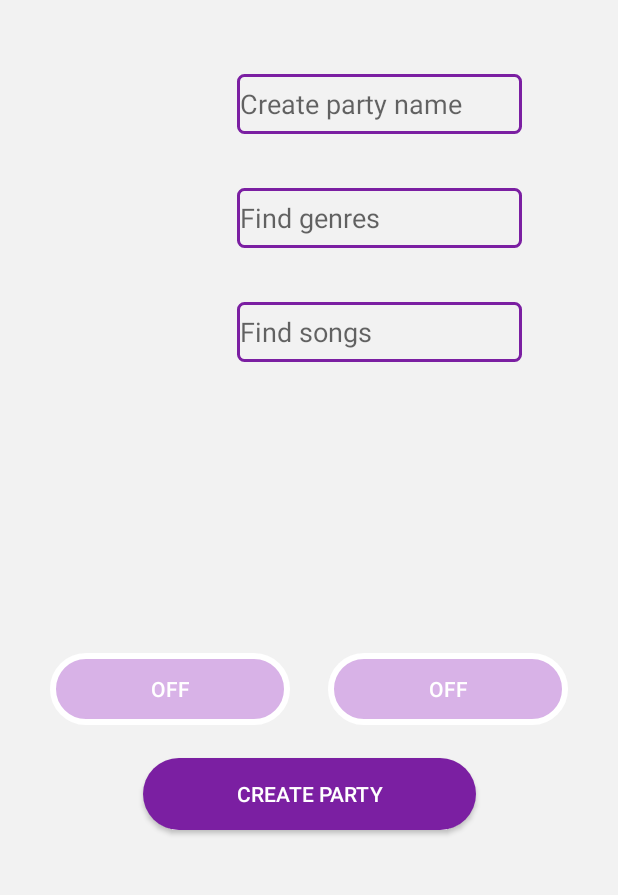
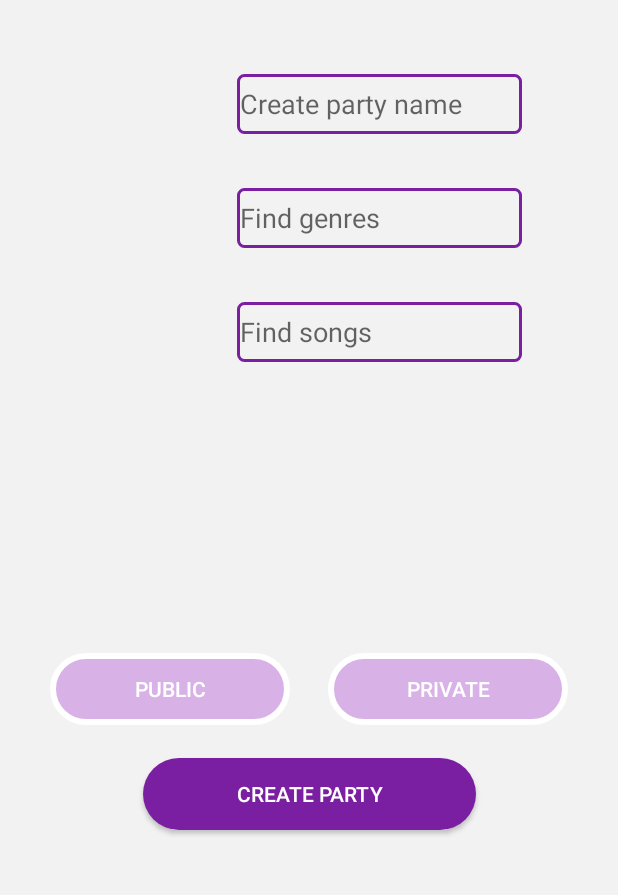
Before and after one commit to nlyu/Project_Android_SilentDisco_Music, an Android app: the CreateParty screen opened directly, with no data from a screen before it, on a phone screen of 412 x 824 dp, the part 316-1211 px from its top. Run offline under Robolectric (Android 15) with nearby library versions, the phone set to English and light mode, and no system bars.

Commit message:
create onclick listener for back buttons on join party / create party, make buttons say private and public

```diff
--- a/app/src/main/java/com/cs160/finalproj/slientDisco/CreateParty.java
+++ b/app/src/main/java/com/cs160/finalproj/slientDisco/CreateParty.java
@@ -6,14 +6,24 @@ import android.os.Bundle;
 import android.view.View;
 import android.view.ViewGroup;
 import android.widget.Button;
+import android.widget.CompoundButton;
 import android.widget.ImageView;
 import android.widget.RelativeLayout;
+import android.widget.TextView;
 import android.widget.Toast;
+import android.widget.ToggleButton;
 
 public class CreateParty extends AppCompatActivity {
     ImageView mProfileButton;
     ImageView mHelpButton;
     Button createPartyButton;
+
+    private ImageView mBackButton;
+    private TextView mBackText;
+
+    private ToggleButton mPrivateButton;
+    private ToggleButton mPublicButton;
+
 
     String mUsername;
     double latitude;
@@ -26,6 +36,7 @@ public class CreateParty extends AppCompatActivity {
 
         getExtrasFromBundle();
         getComponents();
+        setOnClickListeners();
 
         createPartyButton.setOnClickListener(new View.OnClickListener() {
             @Override
@@ -62,10 +73,47 @@ public class CreateParty extends AppCompatActivity {
 
     }
 
+    public void setOnClickListeners() {
+        mBackButton.setOnClickListener(new View.OnClickListener() {
+            @Override
+            public void onClick(View v) {
+                // go back here
+                Intent myIntent = new Intent(CreateParty.this, ChooseParty.class);
+                // myIntent.putExtra("key", value); //Optional parameters
+                myIntent.putExtra("username", mUsername);
+                startActivity(myIntent);
+            }
+        });
+        mBackText.setOnClickListener(new View.OnClickListener() {
+            @Override
+            public void onClick(View v) {
+                // go back here
+                Intent myIntent = new Intent(CreateParty.this, ChooseParty.class);
+                // myIntent.putExtra("key", value); //Optional parameters
+                myIntent.putExtra("username", mUsername);
+                startActivity(myIntent);
+            }
+        });
+
+        // TODO: make these radio buttons - mPrivateButton, mPublicButton
+
+    }
+
+
+
     public void getComponents() {
+        // get profile, help, create party buttons
         mProfileButton = findViewById(R.id.create_party_account_icon);
         mHelpButton = findViewById(R.id.create_party_help_icon);
         createPartyButton = findViewById(R.id.create_party_create_button);
+
+        //get back buttons
+        mBackButton = findViewById(R.id.create_party_back_arrow);
+        mBackText = findViewById(R.id.create_party_back_text);
+
+        // get public / private buttons
+        mPrivateButton = findViewById(R.id.create_party_private_button);
+        mPublicButton  = findViewById(R.id.create_party_public_button);
     }
 
     public void getExtrasFromBundle() {
--- a/app/src/main/java/com/cs160/finalproj/slientDisco/UserProfile.java
+++ b/app/src/main/java/com/cs160/finalproj/slientDisco/UserProfile.java
@@ -12,6 +12,7 @@ import android.widget.Button;
 import android.widget.ImageView;
 import android.widget.LinearLayout;
 import android.widget.ScrollView;
+import android.widget.TextView;
 import android.widget.Toast;
 
 import com.google.firebase.database.DataSnapshot;
@@ -96,6 +97,8 @@ public class UserProfile extends AppCompatActivity {
         });
     }
 
+
+
     public void getExtrasFromBundle() {
         Intent intent = getIntent();
         // use intent bundle to set values
--- a/app/src/main/res/layout/activity_create_party.xml
+++ b/app/src/main/res/layout/activity_create_party.xml
@@ -185,7 +185,8 @@
         android:layout_marginStart="33dp"
         android:layout_marginBottom="22dp"
         android:background="@drawable/btn_rounded_corner"
-        android:text="@string/public_button"
+        android:textOff="@string/public_button"
+        android:textOn="@string/public_button"
         android:textColor="@android:color/white"
         app:layout_constraintBottom_toTopOf="@+id/create_party_create_button"
         app:layout_constraintStart_toStartOf="parent" />
@@ -198,6 +199,8 @@
         android:layout_marginBottom="22dp"
         android:background="@drawable/btn_rounded_corner"
         android:text="@string/private_button"
+        android:textOff="@string/private_button"
+        android:textOn="@string/private_button"
         android:textColor="@android:color/white"
         app:layout_constraintBottom_toTopOf="@+id/create_party_create_button"
         app:layout_constraintEnd_toEndOf="parent" />
--- a/app/src/main/res/layout/activity_join_party.xml
+++ b/app/src/main/res/layout/activity_join_party.xml
@@ -93,6 +93,8 @@
         android:layout_marginTop="16dp"
         android:layout_marginEnd="8dp"
         android:background="@drawable/btn_toggle"
+        android:textOff=""
+        android:textOn=""
         app:layout_constraintEnd_toEndOf="parent"
         app:layout_constraintHorizontal_bias="0.0"
         app:layout_constraintStart_toStartOf="parent"
@@ -107,6 +109,8 @@
         android:layout_marginEnd="8dp"
         android:layout_marginBottom="80dp"
         android:background="@drawable/btn_toggle"
+        android:textOff=""
+        android:textOn=""
         app:layout_constraintBottom_toBottomOf="parent"
         app:layout_constraintEnd_toEndOf="parent"
         app:layout_constraintHorizontal_bias="0.0"
```
Also changed, not shown: app/src/main/java/com/cs160/finalproj/slientDisco/JoinParty.java (+43 -0 lines), 32 other files.
